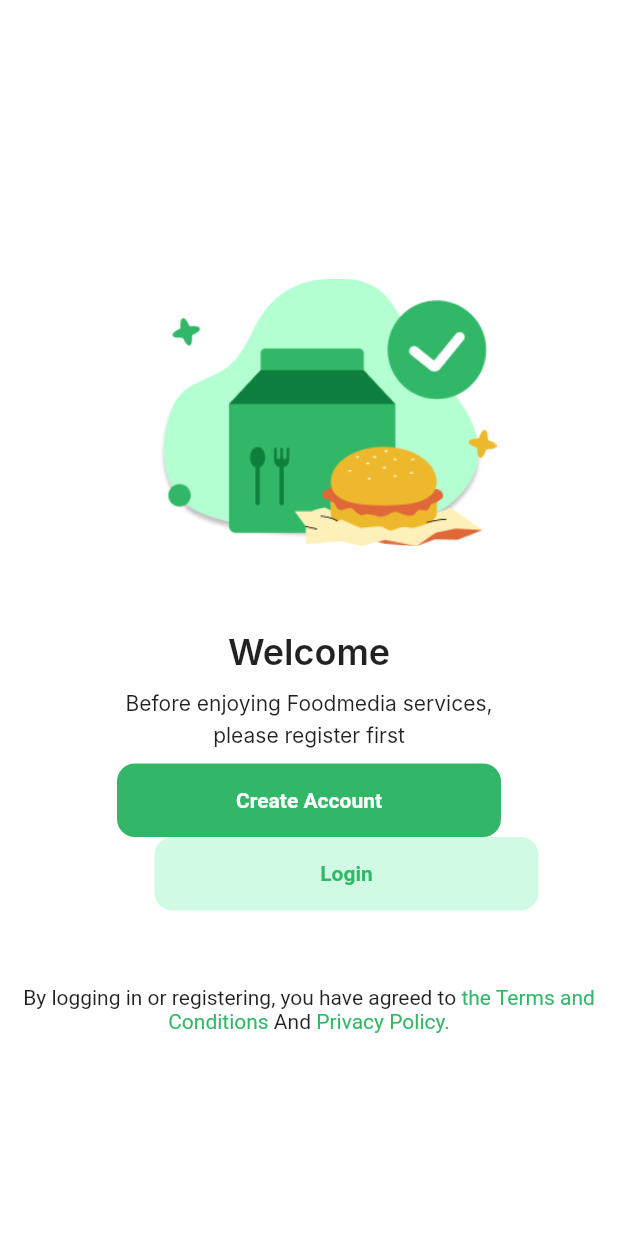
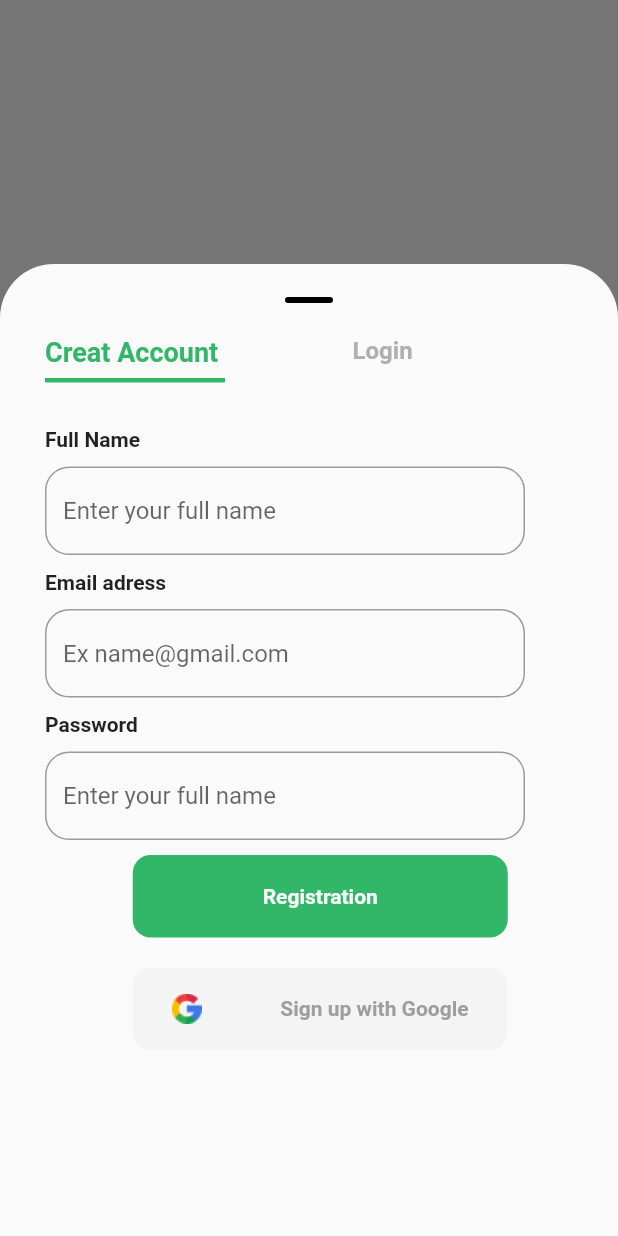
Before and after one commit to saadadel279/restaurant_app, a Flutter app: the screen it shows after launch, after a tap on "Create Account", on a phone screen of 412 x 824 dp. Run offline on Flutter 3.47's test engine with Material 2 defaults, Android fonts, the phone set to English and light mode, and no system bars; Roboto replaces fonts that are missing (Inter).

Commit message:
finish registration screens ui

```diff
--- /dev/null
+++ b/lib/Screens/creat_account_and_login_screen.dart
@@ -0,0 +1,244 @@
+import 'package:flutter/material.dart';
+import 'package:restaurant_app/widgets/Custom_column.dart';
+
+// ignore: must_be_immutable
+class BodyOfShowModelBottomSheet extends StatelessWidget {
+   BodyOfShowModelBottomSheet({
+    super.key,
+    required this.creatAccount
+  });
+
+  bool? creatAccount;
+  @override
+  Widget build(BuildContext context) {
+    if(creatAccount ==true)
+    {
+      return SizedBox(
+    height:600,
+    child: Padding(
+      padding: const EdgeInsets.only(left: 30, right: 15),
+      child: ListView(children: [
+        Row(
+          children: [
+            Container(
+              margin: const EdgeInsets.only(
+                left: 0,
+              ),
+              width: 120,
+              height: 31,
+              decoration: const BoxDecoration(
+                border: Border(
+                    bottom:
+                        BorderSide(width: 3, color: Color(0xFF32B768))),
+              ),
+              child: const Text(
+                'Creat Account',
+                style: TextStyle(
+                    color: Color(0xFF32B768),
+                    fontWeight: FontWeight.bold,
+                    fontSize: 18),
+              ),
+            ),
+            Container(
+              padding: const EdgeInsets.only(right: 0, left: 85),
+              width: 130,
+              height: 31,
+              child: const Text(
+                'Login',
+                style: TextStyle(
+                    color: Color.fromARGB(255, 173, 176, 174),
+                    fontWeight: FontWeight.bold,
+                    fontSize: 16),
+              ),
+            ),
+          ],
+        ),
+        const SizedBox(
+          height: 30,
+        ),
+        const CustomColumn(
+          hintText: 'Enter your full name',
+          AddresText: 'Full Name',
+        ),
+        const CustomColumn(
+          hintText: 'Ex name@gmail.com',
+          AddresText: 'Email adress',
+        ),
+        const CustomColumn(
+          hintText: 'Enter your full name',
+          AddresText: 'Password',
+        ),
+             Column(
+               children: [
+                 Container(
+                     width: 250,
+                     height: 55,
+                      decoration: BoxDecoration(
+                        borderRadius: BorderRadius.circular(12),
+                        color: const Color(0xff32B768), // You can replace this with your desired color
+                      ),
+                      child: const Row(
+                        mainAxisAlignment: MainAxisAlignment.center,
+                        children: [
+                          Text(
+                            'Registration',
+                            style: TextStyle(
+                                color: Color.fromARGB(255, 249, 249, 249),
+                                fontWeight: FontWeight.bold,
+                                fontSize: 14),
+                          )
+                        ],
+                      ),
+                    ),
+                    const SizedBox(height: 20,),
+                     Container(
+                     width: 250,
+                     height: 55,
+                      decoration: BoxDecoration(
+                        borderRadius: BorderRadius.circular(12),
+                        color: const Color(0xffF4F4F4), // You can replace this with your desired color
+                      ),
+                      child:  Row(
+                        mainAxisAlignment: MainAxisAlignment.spaceAround,
+                        children: [
+                          Image.asset('assets/LoginAndRegister/ic_google.png'),
+                          const Text(
+                            'Sign up with Google',
+                            style: TextStyle(
+                                color: Color.fromARGB(255, 159, 158, 158),
+                                fontWeight: FontWeight.bold,
+                                fontSize: 14),
+                          )
+                        ],
+                      ),
+                    ),
+               ],
+             ),
+
+      ]),
+    ),
+          );
+
+    }else{
+      return  SizedBox(
+    height:600,
+    child: Padding(
+      padding: const EdgeInsets.only(left: 30, right: 15),
+      child: ListView(children: [
+        Row(
+          children: [
+            const SizedBox(
+              width: 120,
+              height: 31,
+
+              child: Text(
+                'Creat Account',
+                style: TextStyle(
+                    color: Color.fromARGB(255, 173, 176, 174),
+                    fontWeight: FontWeight.bold,
+                    fontSize: 16),
+              ),
+            ),
+            const SizedBox(width: 100,),
+            Container(
+               decoration: const BoxDecoration(
+                border: Border(
+                    bottom:
+                        BorderSide(width: 3, color: Color(0xFF32B768))),
+              ),
+              //padding: const EdgeInsets.only(right: 0, left: 85),
+              width: 47,
+              height: 31,
+              child: const Text(
+                'Login',
+                 style: TextStyle(
+                    color: Color(0xFF32B768),
+                    fontWeight: FontWeight.bold,
+                    fontSize: 18),
+              ),
+            ),
+          ],
+        ),
+        const SizedBox(
+          height: 30,
+        ),
+
+        const CustomColumn(
+          hintText: 'Ex name@gmail.com',
+          AddresText: 'Email adress',
+        ),
+        const CustomColumn(
+          hintText: '*** *** ***',
+          AddresText: 'Password',
+        ),
+        Padding(
+          padding: const EdgeInsets.only(right: 30),
+          child: Row(
+
+            mainAxisAlignment: MainAxisAlignment.end,
+            children: [
+              GestureDetector(
+                onTap: () {
+
+                },
+                child: const Text('Forget Password?',
+                style: TextStyle(fontWeight: FontWeight.bold, color: Color(0xff32B768),fontSize: 14),)),
+
+          ]),
+        ),
+        const SizedBox(height: 10,),
+             Column(
+               children: [
+                 Container(
+                     width: 250,
+                     height: 55,
+                      decoration: BoxDecoration(
+                        borderRadius: BorderRadius.circular(12),
+                        color: const Color(0xff32B768), // You can replace this with your desired color
+                      ),
+                      child: const Row(
+                        mainAxisAlignment: MainAxisAlignment.center,
+                        children: [
+                          Text(
+                            'login',
+                            style: TextStyle(
+                                color: Color.fromARGB(255, 249, 249, 249),
+                                fontWeight: FontWeight.bold,
+                                fontSize: 14),
+                          )
+                        ],
+                      ),
+                    ),
+                    const SizedBox(height: 20,),
+                     Container(
+                     width: 250,
+                     height: 55,
+                      decoration: BoxDecoration(
+                        borderRadius: BorderRadius.circular(12),
+                        color: const Color(0xffF4F4F4), // You can replace this with your desired color
+                      ),
+                      child:  Row(
+                        mainAxisAlignment: MainAxisAlignment.spaceAround,
+                        children: [
+                          Image.asset('assets/LoginAndRegister/ic_google.png'),
+                          const Text(
+                            'Login up with Google',
+                            style: TextStyle(
+                                color: Color.fromARGB(255, 159, 158, 158),
+                                fontWeight: FontWeight.bold,
+                                fontSize: 14),
+                          )
+                        ],
+                      ),
+                    ),
+               ],
+             ),
+
+      ]),
+    ),
+          );
+
+
+    }
+    }
+}
--- a/lib/Screens/welcome.dart
+++ b/lib/Screens/welcome.dart
@@ -1,4 +1,5 @@
 import 'package:flutter/material.dart';
+import 'package:restaurant_app/Screens/creat_account_and_login_screen.dart';
 
 class WelcomeScreen extends StatelessWidget {
   const WelcomeScreen({super.key});
@@ -43,7 +44,9 @@ class WelcomeScreen extends StatelessWidget {
             ),
           ),
           GestureDetector(
-            onTap: () {},
+            onTap: () {
+              ShoModalBottomSheet(context,creatAccount: true);
+            },
             child: Container(
               width: 256,
               height: 49,
@@ -69,6 +72,9 @@ class WelcomeScreen extends StatelessWidget {
             ),
           ),
           GestureDetector(
+            onTap: () {
+              ShoModalBottomSheet(context,creatAccount: false);
+            },
             child: Container(
               width: 256,
               height: 49,
@@ -128,4 +134,23 @@ class WelcomeScreen extends StatelessWidget {
       ),
     );
   }
+
+  void ShoModalBottomSheet(BuildContext context ,{required bool? creatAccount}) {
+
+    showModalBottomSheet(
+
+        isScrollControlled: true,
+        showDragHandle: true,
+        context: context,
+        shape: const RoundedRectangleBorder(
+            borderRadius: BorderRadius.vertical(top: Radius.circular(36))),
+        builder:  (BuildContext context) {
+          if(creatAccount! ==true){
+            return  BodyOfShowModelBottomSheet(creatAccount: true,);
+          } else{
+            return BodyOfShowModelBottomSheet(creatAccount: false,) ;
+          }
+
+        });
+  }
 }
--- /dev/null
+++ b/lib/widgets/Custom_TextField.dart
@@ -0,0 +1,27 @@
+import 'package:flutter/material.dart';
+
+class CustomTextField extends StatelessWidget {
+  const CustomTextField({
+    Key? key,
+    this.hintText,
+  }) : super(key: key);
+
+  final String? hintText;
+
+  @override
+  Widget build(BuildContext context) {
+    return SizedBox(
+      width: 320,
+      child: TextField(
+
+        decoration: InputDecoration(
+
+            hintText: hintText,
+            border: OutlineInputBorder(
+              borderRadius: BorderRadius.circular(16),
+              borderSide: const BorderSide(color: Color(0xffBEC5D1)),
+            )),
+      ),
+    );
+  }
+}
--- /dev/null
+++ b/lib/widgets/Custom_column.dart
@@ -0,0 +1,29 @@
+
+import 'package:flutter/material.dart';
+import 'package:restaurant_app/widgets/Custom_TextField.dart';
+import 'package:restaurant_app/widgets/custom_text.dart';
+
+class CustomColumn extends StatelessWidget {
+   const CustomColumn({
+    Key? key,
+    required this.AddresText,
+    required this.hintText,
+  }): super(key: key);
+final String? AddresText;
+ final String? hintText;
+  @override
+  Widget build(BuildContext context) {
+    return   Padding(
+      padding: const EdgeInsets.only(left: 0),
+      child: Column(
+       crossAxisAlignment: CrossAxisAlignment.start,
+       children: [
+         CustomText(AddresText: AddresText!),
+         const SizedBox(height: 10),
+          CustomTextField( hintText: hintText!),
+           const SizedBox(height: 10,)
+       ],
+      ),
+    );
+  }
+}
--- /dev/null
+++ b/lib/widgets/custom_text.dart
@@ -0,0 +1,13 @@
+import 'package:flutter/material.dart';
+
+class CustomText extends StatelessWidget {
+   const CustomText({Key? key, required this.AddresText}) : super(key: key) ;
+final String? AddresText;
+  @override
+  Widget build(BuildContext context) {
+    return  Text(
+      AddresText!,
+      style: const TextStyle(fontWeight: FontWeight.bold, fontSize: 14),
+    );
+  }
+}
```
